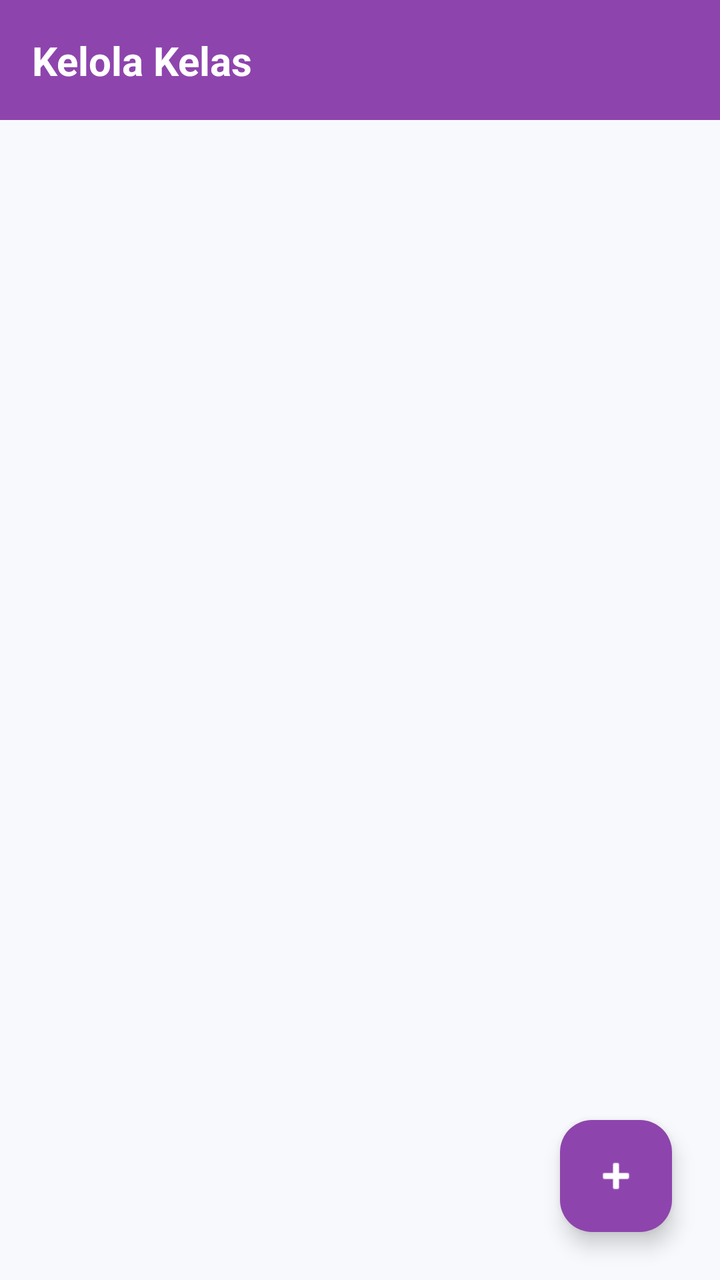
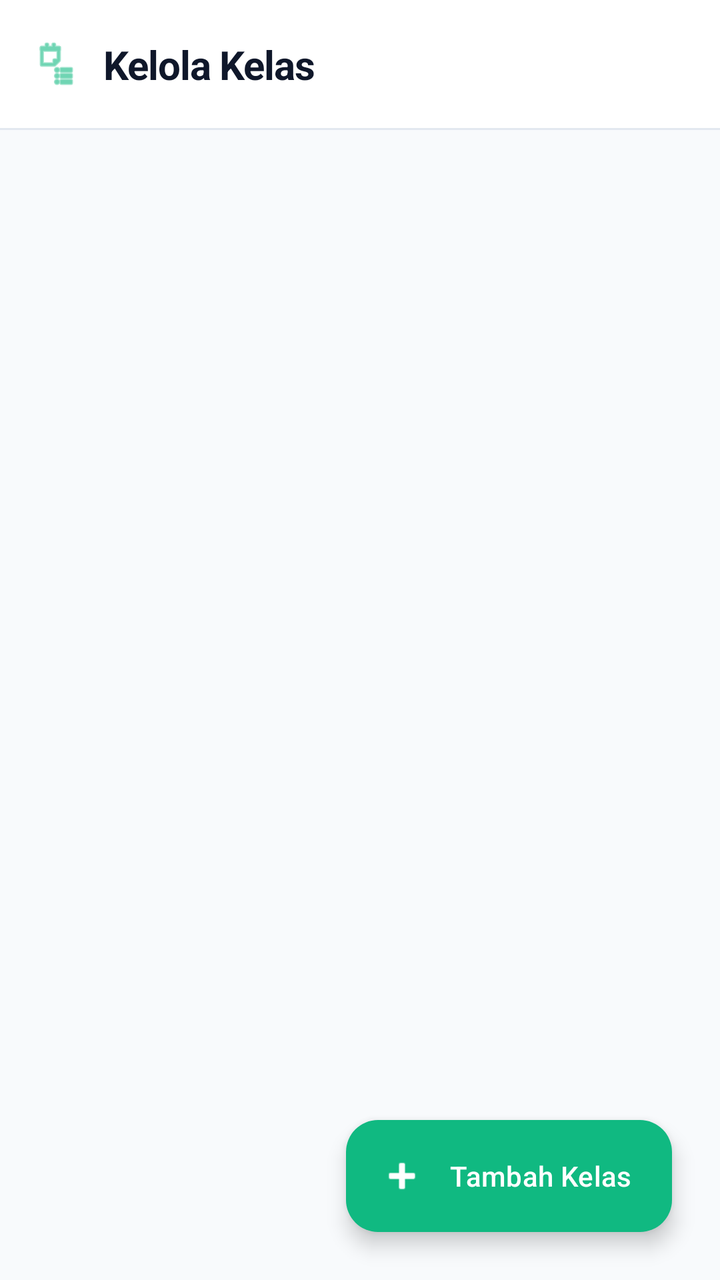

Compare the two renders of this Android layout. The source of the first and the diff that turns it into the second are given below.
<!-- AndroidManifest.xml: application theme Theme.IFUnjaniExam -->
<!-- res/layout/activity_admin_manage_class.xml -->
<?xml version="1.0" encoding="utf-8"?>
<androidx.constraintlayout.widget.ConstraintLayout xmlns:android="http://schemas.android.com/apk/res/android"
    xmlns:app="http://schemas.android.com/apk/res-auto"
    android:layout_width="match_parent"
    android:layout_height="match_parent"
    android:background="#f8f9fc">

    <androidx.constraintlayout.widget.ConstraintLayout
        android:id="@+id/topBar"
        android:layout_width="match_parent"
        android:layout_height="60dp"
        android:background="#8e44ad"
        app:layout_constraintTop_toTopOf="parent">

        <TextView
            android:id="@+id/tvHeaderTitle"
            android:layout_width="wrap_content"
            android:layout_height="wrap_content"
            android:layout_marginStart="16dp"
            android:text="Kelola Kelas"
            android:textColor="@android:color/white"
            android:textSize="20sp"
            android:textStyle="bold"
            app:layout_constraintBottom_toBottomOf="parent"
            app:layout_constraintStart_toStartOf="parent"
            app:layout_constraintTop_toTopOf="parent" />
    </androidx.constraintlayout.widget.ConstraintLayout>

    <androidx.recyclerview.widget.RecyclerView
        android:id="@+id/rvClasses"
        android:layout_width="match_parent"
        android:layout_height="0dp"
        android:padding="8dp"
        android:clipToPadding="false"
        app:layout_constraintTop_toBottomOf="@id/topBar"
        app:layout_constraintBottom_toTopOf="@id/fabAddClass" />

    <com.google.android.material.floatingactionbutton.FloatingActionButton
        android:id="@+id/fabAddClass"
        android:layout_width="wrap_content"
        android:layout_height="wrap_content"
        android:layout_margin="24dp"
        android:src="@android:drawable/ic_input_add"
        app:backgroundTint="#8e44ad"
        app:tint="@android:color/white"
        app:layout_constraintBottom_toBottomOf="parent"
        app:layout_constraintEnd_toEndOf="parent" />

    <ProgressBar
        android:id="@+id/progressBar"
        android:layout_width="wrap_content"
        android:layout_height="wrap_content"
        android:visibility="gone"
        app:layout_constraintTop_toTopOf="parent"
        app:layout_constraintBottom_toBottomOf="parent"
        app:layout_constraintStart_toStartOf="parent"
        app:layout_constraintEnd_toEndOf="parent" />

</androidx.constraintlayout.widget.ConstraintLayout>
<!-- resources referenced by this layout -->
<resources>
  <style name="Theme.IFUnjaniExam" parent="Base.Theme.IFUnjaniExam" />
  <style name="Base.Theme.IFUnjaniExam" parent="Theme.Material3.DayNight.NoActionBar">
          
          
      </style>
</resources>

<!-- the commit's change to res/layout/activity_admin_manage_class.xml (unified diff, before → after) -->
@@ -3,46 +3,74 @@
     xmlns:app="http://schemas.android.com/apk/res-auto"
     android:layout_width="match_parent"
     android:layout_height="match_parent"
-    android:background="#f8f9fc">
+    android:background="#F8FAFC">
 
-    <androidx.constraintlayout.widget.ConstraintLayout
-        android:id="@+id/topBar"
+    <com.google.android.material.appbar.AppBarLayout
+        android:id="@+id/appBarLayout"
         android:layout_width="match_parent"
-        android:layout_height="60dp"
-        android:background="#8e44ad"
+        android:layout_height="wrap_content"
+        app:elevation="0dp"
+        android:background="#FFFFFF"
         app:layout_constraintTop_toTopOf="parent">
 
-        <TextView
-            android:id="@+id/tvHeaderTitle"
-            android:layout_width="wrap_content"
-            android:layout_height="wrap_content"
-            android:layout_marginStart="16dp"
-            android:text="Kelola Kelas"
-            android:textColor="@android:color/white"
-            android:textSize="20sp"
-            android:textStyle="bold"
-            app:layout_constraintBottom_toBottomOf="parent"
-            app:layout_constraintStart_toStartOf="parent"
-            app:layout_constraintTop_toTopOf="parent" />
-    </androidx.constraintlayout.widget.ConstraintLayout>
+        <androidx.constraintlayout.widget.ConstraintLayout
+            android:id="@+id/topBar"
+            android:layout_width="match_parent"
+            android:layout_height="?attr/actionBarSize">
+
+            <ImageView
+                android:id="@+id/ivIcon"
+                android:layout_width="24dp"
+                android:layout_height="24dp"
+                android:layout_marginStart="16dp"
+                android:src="@android:drawable/ic_menu_agenda"
+                app:tint="#10B981"
+                app:layout_constraintBottom_toBottomOf="parent"
+                app:layout_constraintStart_toStartOf="parent"
+                app:layout_constraintTop_toTopOf="parent" />
+
+            <TextView
+                android:id="@+id/tvHeaderTitle"
+                android:layout_width="wrap_content"
+                android:layout_height="wrap_content"
+                android:layout_marginStart="12dp"
+                android:text="Kelola Kelas"
+                android:textColor="#0F172A"
+                android:textSize="20sp"
+                android:textStyle="bold"
+                android:letterSpacing="-0.02"
+                app:layout_constraintBottom_toBottomOf="parent"
+                app:layout_constraintStart_toEndOf="@id/ivIcon"
+                app:layout_constraintTop_toTopOf="parent" />
+        </androidx.constraintlayout.widget.ConstraintLayout>
+
+        <View
+            android:layout_width="match_parent"
+            android:layout_height="1dp"
+            android:background="#E2E8F0" />
+    </com.google.android.material.appbar.AppBarLayout>
 
     <androidx.recyclerview.widget.RecyclerView
         android:id="@+id/rvClasses"
         android:layout_width="match_parent"
         android:layout_height="0dp"
-        android:padding="8dp"
+        android:paddingTop="8dp"
+        android:paddingBottom="100dp"
         android:clipToPadding="false"
-        app:layout_constraintTop_toBottomOf="@id/topBar"
-        app:layout_constraintBottom_toTopOf="@id/fabAddClass" />
+        app:layout_constraintTop_toBottomOf="@id/appBarLayout"
+        app:layout_constraintBottom_toBottomOf="parent" />
 
-    <com.google.android.material.floatingactionbutton.FloatingActionButton
+    <com.google.android.material.floatingactionbutton.ExtendedFloatingActionButton
         android:id="@+id/fabAddClass"
         android:layout_width="wrap_content"
         android:layout_height="wrap_content"
         android:layout_margin="24dp"
-        android:src="@android:drawable/ic_input_add"
-        app:backgroundTint="#8e44ad"
-        app:tint="@android:color/white"
+        android:text="Tambah Kelas"
+        app:icon="@android:drawable/ic_input_add"
+        android:textColor="#FFFFFF"
+        app:iconTint="#FFFFFF"
+        app:backgroundTint="#10B981"
+        app:elevation="4dp"
         app:layout_constraintBottom_toBottomOf="parent"
         app:layout_constraintEnd_toEndOf="parent" />
 
@@ -51,6 +79,7 @@
         android:layout_width="wrap_content"
         android:layout_height="wrap_content"
         android:visibility="gone"
+        android:indeterminateTint="#10B981"
         app:layout_constraintTop_toTopOf="parent"
         app:layout_constraintBottom_toBottomOf="parent"
         app:layout_constraintStart_toStartOf="parent"
